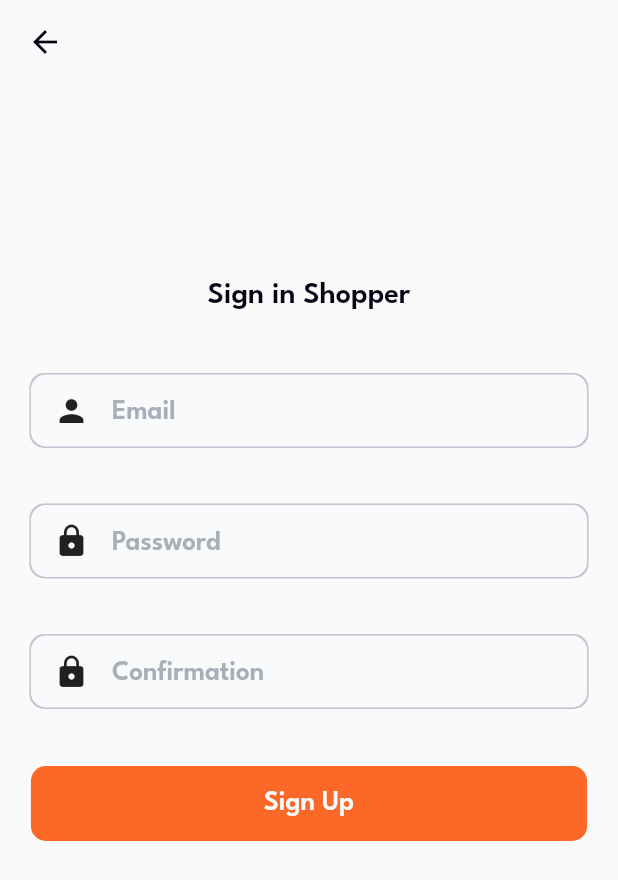
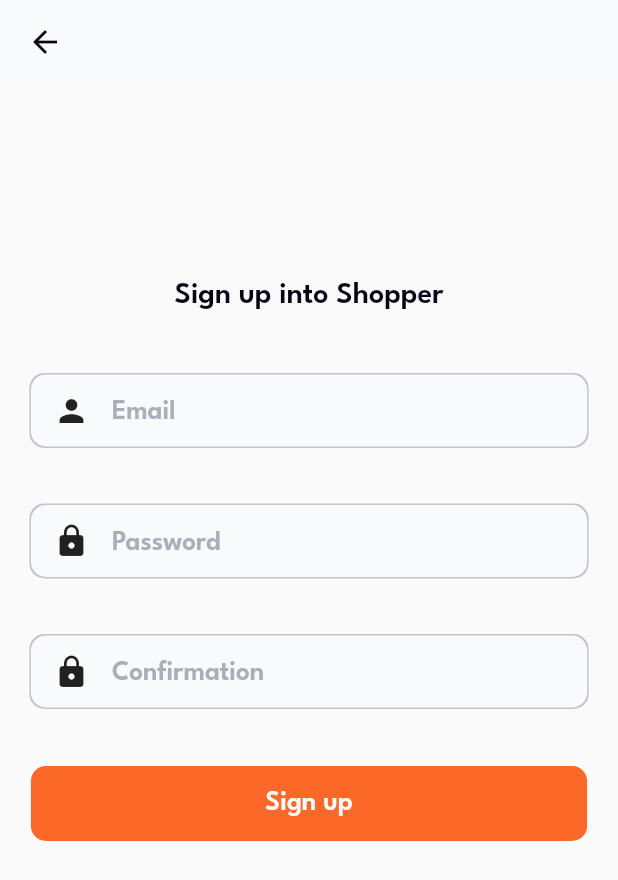
Before and after one commit to exxodia666/shopper, a Flutter app: the SignUpForm screen opened directly, on a phone screen of 412 x 824 dp. Shown: the top 880 px of the screen. Run offline on Flutter 3.47's test engine with Material 2 defaults, Android fonts, the phone set to English and light mode, and no system bars; our stand-ins replace bloc, cloud_firestore, equatable, firebase_auth, firebase_core, flutter_bloc and 3 more; accounts and stored records are empty; generated files the repository leaves out were written again; network calls fail.

```diff
--- a/lib/navigation/stacks/favorite_stack.dart
+++ b/lib/navigation/stacks/favorite_stack.dart
@@ -1,5 +1,6 @@
 import 'package:flutter/material.dart';
 import 'package:flutter_bloc/flutter_bloc.dart';
+import 'package:flutter_gen/gen_l10n/app_localizations.dart';
 import 'package:go_router/go_router.dart';
 import 'package:shopper/app/bloc/app_bloc.dart';
 import 'package:shopper/bloc/favorite/favorite_bloc.dart';
@@ -23,7 +24,7 @@ StatefulShellBranch favoriteBranch = StatefulShellBranch(
       pageBuilder: (context, state) => NoTransitionPage(
           child: CustomScaffold(
         header: CustomHeader(
-          title: 'Favorites',
+          title: AppLocalizations.of(context)!.favorites,
           backBtn: false,
         ),
         child: const Favorites(),
--- a/lib/navigation/stacks/order_stack.dart
+++ b/lib/navigation/stacks/order_stack.dart
@@ -1,5 +1,6 @@
 import 'package:flutter/material.dart';
 import 'package:flutter_bloc/flutter_bloc.dart';
+import 'package:flutter_gen/gen_l10n/app_localizations.dart';
 import 'package:go_router/go_router.dart';
 import 'package:shopper/app/bloc/app_bloc.dart';
 import 'package:shopper/bloc/favorite/favorite_bloc.dart';
@@ -23,7 +24,7 @@ StatefulShellBranch orderBranch = StatefulShellBranch(
       pageBuilder: (context, state) => NoTransitionPage(
         child: CustomScaffold(
             header: CustomHeader(
-              title: 'Cart',
+              title: AppLocalizations.of(context)!.cart_title,
               backBtn: false,
             ),
             child: const Cart()),
--- a/lib/navigation/stacks/profile_stack.dart
+++ b/lib/navigation/stacks/profile_stack.dart
@@ -1,12 +1,13 @@
 import 'package:flutter/material.dart';
 import 'package:flutter_bloc/flutter_bloc.dart';
+import 'package:flutter_gen/gen_l10n/app_localizations.dart';
 import 'package:go_router/go_router.dart';
 import 'package:shopper/app/bloc/app_bloc.dart';
 import 'package:shopper/navigation/header.dart';
 import 'package:shopper/navigation/routes.dart';
 import 'package:shopper/navigation/scaffold.dart';
+import 'package:shopper/screens/profile_page/profile_page.dart';
 import 'package:shopper/theme/colors.dart';
-import 'package:shopper/screens/profile_page/profile_page.dart';
 
 final GlobalKey<NavigatorState> _profileShellNavigatorKey =
     GlobalKey<NavigatorState>(debugLabel: 'profile_shell');
@@ -19,7 +20,7 @@ StatefulShellBranch profileBranch = StatefulShellBranch(
       pageBuilder: (context, state) => NoTransitionPage(
         child: CustomScaffold(
             header: CustomHeader(
-              title: 'Profile',
+              title: AppLocalizations.of(context)!.profile_title,
               backBtn: false,
               actions: [
                 Padding(
--- a/lib/screens/profile_page/profile_page.dart
+++ b/lib/screens/profile_page/profile_page.dart
@@ -1,5 +1,6 @@
 import 'package:flutter/material.dart';
 import 'package:flutter_bloc/flutter_bloc.dart';
+import 'package:flutter_gen/gen_l10n/app_localizations.dart';
 import 'package:go_router/go_router.dart';
 import 'package:shopper/app/bloc/app_bloc.dart';
 import 'package:shopper/bloc/order/order_bloc.dart';
@@ -64,7 +65,8 @@ class _ProfilePageState extends State<ProfilePage> {
                 SizedBox(
                     width: MediaQuery.of(context).size.width * 0.9,
                     child: TypographyCustom.regular(
-                        text: 'Orders:', fontSize: 20)),
+                        text: "${AppLocalizations.of(context)!.order_orders}:",
+                        fontSize: 20)),
               const SizedBox(height: 8),
               Expanded(
                 child: SizedBox(
--- a/lib/widgets/order_item/order_item.dart
+++ b/lib/widgets/order_item/order_item.dart
@@ -1,4 +1,5 @@
 import 'package:flutter/material.dart';
+import 'package:flutter_gen/gen_l10n/app_localizations.dart';
 import 'package:shopper/models/models.dart';
 import 'package:shopper/theme/colors.dart';
 import 'package:shopper/theme/typography.dart';
@@ -41,7 +42,7 @@ class OrderListItem extends StatelessWidget {
                   Row(
                     children: [
                       TypographyCustom.medium(
-                        text: 'Status: ',
+                        text: '${AppLocalizations.of(context)!.order_status}: ',
                         color: CustomColors.placeholder,
                         fontSize: 18,
                       ),
--- a/lib/widgets/sign_up_form.dart
+++ b/lib/widgets/sign_up_form.dart
@@ -1,10 +1,11 @@
 import 'package:flutter/material.dart';
 import 'package:flutter_bloc/flutter_bloc.dart';
+import 'package:flutter_gen/gen_l10n/app_localizations.dart';
 import 'package:formz/formz.dart';
+import 'package:shopper/cubit/auth/sign_up/sign_up_cubit.dart';
 import 'package:shopper/theme/colors.dart';
 import 'package:shopper/theme/typography.dart';
 import 'package:shopper/widgets/widgets.dart';
-import 'package:shopper/cubit/auth/sign_up/sign_up_cubit.dart';
 
 class SignUpForm extends StatelessWidget {
   const SignUpForm({super.key});
@@ -50,7 +51,7 @@ class SignUpForm extends StatelessWidget {
               Padding(
                 padding: const EdgeInsets.only(bottom: 44.0),
                 child: TypographyCustom.semiBold(
-                    text: 'Sign in Shopper',
+                    text: AppLocalizations.of(context)!.auth_sign_up_title,
                     fontSize: 20.0,
                     color: CustomColors.black),
               ),
@@ -75,11 +76,13 @@ class _EmailInput extends StatelessWidget {
       builder: (context, state) {
         return TextInput(
           icon: const Icon(Icons.person),
-          placeholder: 'Email',
+          placeholder: AppLocalizations.of(context)!.auth_email,
           key: const Key('signUpForm_emailInput_textField'),
           onChanged: (email) => context.read<SignUpCubit>().emailChanged(email),
           // keyboardType: TextInputType.emailAddress,
-          errorText: state.email.displayError != null ? 'invalid email' : null,
+          errorText: state.email.displayError != null
+              ? AppLocalizations.of(context)!.auth_email_error
+              : null,
         );
       },
     );
@@ -94,13 +97,14 @@ class _PasswordInput extends StatelessWidget {
       builder: (context, state) {
         return TextInput(
           icon: const Icon(Icons.lock),
-          placeholder: 'Password',
+          placeholder: AppLocalizations.of(context)!.auth_password,
           key: const Key('signUpForm_passwordInput_textField'),
           onChanged: (password) =>
               context.read<SignUpCubit>().passwordChanged(password),
           obscureText: true,
-          errorText:
-              state.password.displayError != null ? 'invalid password' : null,
+          errorText: state.password.displayError != null
+              ? AppLocalizations.of(context)!.auth_password_error
+              : null,
         );
       },
     );
@@ -117,14 +121,14 @@ class _ConfirmPasswordInput extends StatelessWidget {
       builder: (context, state) {
         return TextInput(
           icon: const Icon(Icons.lock),
-          placeholder: 'Confirmation',
+          placeholder: AppLocalizations.of(context)!.auth_confirmation,
           key: const Key('signUpForm_confirmedPasswordInput_textField'),
           onChanged: (confirmPassword) => context
               .read<SignUpCubit>()
               .confirmedPasswordChanged(confirmPassword),
           obscureText: true,
           errorText: state.confirmedPassword.displayError != null
-              ? 'passwords do not match'
+              ? AppLocalizations.of(context)!.auth_confirmation_error
               : null,
         );
       },
@@ -140,7 +144,7 @@ class _SignUpButton extends StatelessWidget {
         return state.status.isInProgress
             ? const CircularProgressIndicator()
             : Button(
-                title: 'Sign Up',
+                title: AppLocalizations.of(context)!.auth_sign_up_btn,
                 color: CustomColors.primary,
                 textColor: CustomColors.white,
                 onPress: () {
--- a/lib/widgets/text_input/text_input.dart
+++ b/lib/widgets/text_input/text_input.dart
@@ -28,7 +28,7 @@ class _TextInputState extends State<TextInput> {
     return Column(
       children: [
         Container(
-          margin: const EdgeInsets.only(bottom: 24.0),
+          margin: const EdgeInsets.only(bottom: 10.0),
           width: MediaQuery.of(context).size.width * 0.9,
           decoration: BoxDecoration(
             borderRadius: BorderRadius.circular(10.0),
@@ -60,7 +60,12 @@ class _TextInputState extends State<TextInput> {
             ],
           ),
         ),
-        TypographyCustom.regular(text: widget.errorText ?? ''),
+        Container(
+          margin: const EdgeInsets.only(bottom: 14.0),
+          width: MediaQuery.of(context).size.width * 0.9,
+          child: TypographyCustom.regular(
+              text: widget.errorText ?? '', color: CustomColors.red),
+        ),
       ],
     );
   }
```
Also changed, not shown: lib/l10n/app_en.arb (+32 -16 lines), lib/l10n/app_uk.arb (+34 -16 lines), lib/screens/home/home.dart (+4 -3 lines), lib/widgets/cart_total/cart_total.dart (+5 -3 lines), lib/widgets/sign_in_form.dart (+16 -11 lines).
